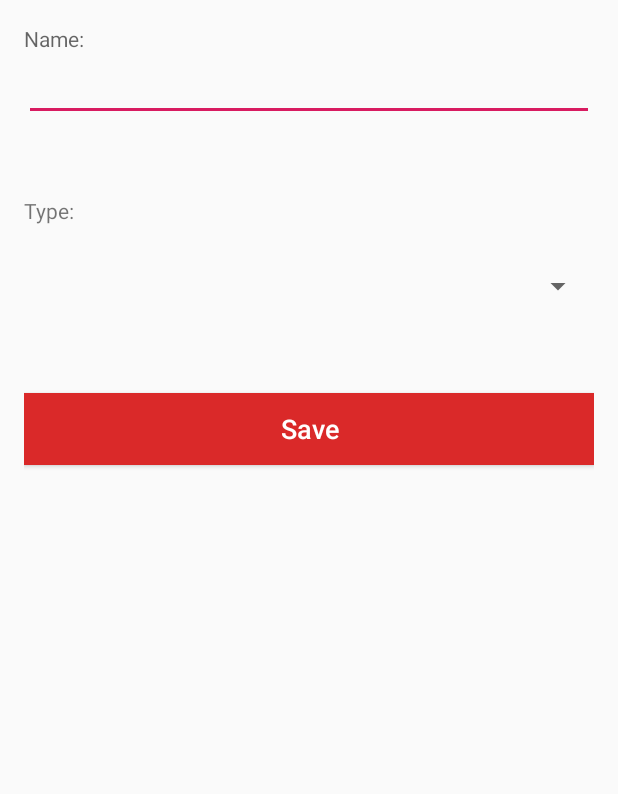
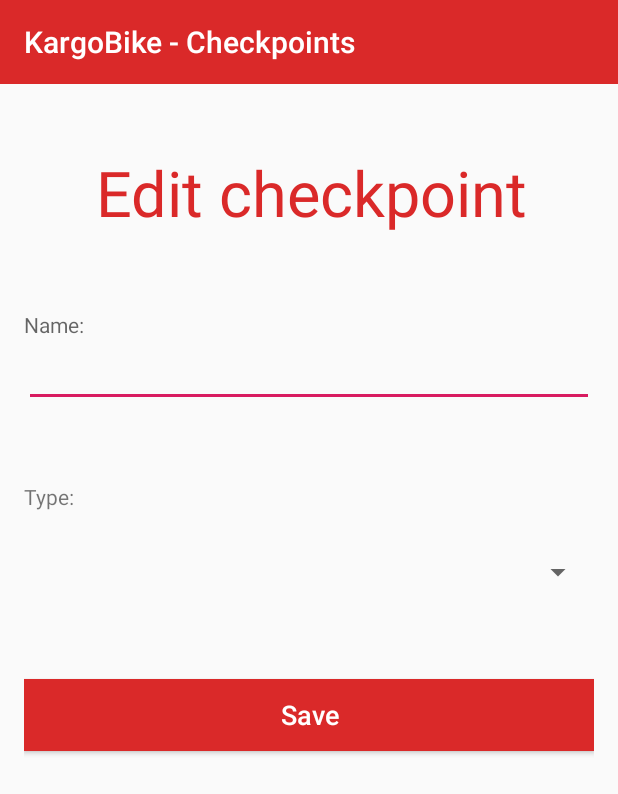
Before and after one commit to Kalja97/KargoBike, an Android app: the EditCheckpointActivity screen opened directly, with no data from a screen before it, on a phone screen of 412 x 824 dp. Shown: the top 794 px of the screen. Run offline under Robolectric (Android 15) with nearby library versions, the phone set to English and light mode, and no system bars; our stand-ins replace Firebase (no records; nobody signed in at launch, a user with empty details on screens opened directly).

Commit message:
layout adapted consistently

```diff
--- a/app/src/main/java/com/example/kargobike/ui/checkpoint/CheckpointsActivity.java
+++ b/app/src/main/java/com/example/kargobike/ui/checkpoint/CheckpointsActivity.java
@@ -8,6 +8,7 @@
 import androidx.recyclerview.widget.RecyclerView;
 
 import android.content.Intent;
+import android.graphics.Color;
 import android.os.Bundle;
 import android.util.Log;
 import android.view.Menu;
@@ -74,7 +75,10 @@
 
         toolbar = (Toolbar) findViewById(R.id.toolbar);
         setSupportActionBar(toolbar);
-        setTitle("Checkpoints");
+
+        //change title in toolbar and it's color
+        setTitle("KargoBike - Checkpoints");
+        toolbar.setTitleTextColor(Color.WHITE);
 
         order = getIntent().getStringExtra("OrderNr");
         CheckpointId = getIntent().getStringExtra("CheckpointId");
--- a/app/src/main/java/com/example/kargobike/ui/checkpoint/EditCheckpointActivity.java
+++ b/app/src/main/java/com/example/kargobike/ui/checkpoint/EditCheckpointActivity.java
@@ -2,6 +2,7 @@
 
 import android.app.AlertDialog;
 import android.content.Intent;
+import android.graphics.Color;
 import android.os.Bundle;
 import android.text.Editable;
 import android.text.TextWatcher;
@@ -20,6 +21,7 @@
 import com.example.kargobike.viewmodel.checkpoint.CheckpointViewModel;
 
 import androidx.appcompat.app.AppCompatActivity;
+import androidx.appcompat.widget.Toolbar;
 import androidx.lifecycle.ViewModelProviders;
 
 public class EditCheckpointActivity extends AppCompatActivity {
@@ -32,6 +34,9 @@
 
     //Button
     Button btnChange;
+
+    //Toolbar
+    private Toolbar toolbar;
 
     //get intent
     String id;
@@ -52,6 +57,14 @@
 
         id = getIntent().getStringExtra("CheckpointId");
         orderNr = getIntent().getStringExtra("OrderNr");
+
+        //Toolbar
+        toolbar = findViewById(R.id.toolbar);
+        setSupportActionBar(toolbar);
+
+        //change title in toolbar and it's color
+        setTitle("KargoBike - Checkpoints");
+        toolbar.setTitleTextColor(Color.WHITE);
 
         initiateView();
 
--- a/app/src/main/java/com/example/kargobike/ui/order/AddOrderActivity.java
+++ b/app/src/main/java/com/example/kargobike/ui/order/AddOrderActivity.java
@@ -69,7 +69,7 @@
         viewModel = ViewModelProviders.of(this, factory).get(OrderViewModel.class);
 
         //change title in toolbar and it's color
-        setTitle("Add order");
+        setTitle("KargoBike - Orders");
         toolbar.setTitleTextColor(Color.WHITE);
 
         //Initialize editText and Spinner
--- a/app/src/main/java/com/example/kargobike/ui/order/OrdersActivity.java
+++ b/app/src/main/java/com/example/kargobike/ui/order/OrdersActivity.java
@@ -95,6 +95,7 @@
 
         toolbar = (Toolbar) findViewById(R.id.toolbar);
         setSupportActionBar(toolbar);
+        setTitle("KargoBike - Orders");
 
         //Create the OrdersActivity with all the Orders
         if(OrderNr == null){
--- a/app/src/main/res/layout/activity_add_checkpoint.xml
+++ b/app/src/main/res/layout/activity_add_checkpoint.xml
@@ -12,7 +12,7 @@
     tools:context=".ui.checkpoint.EditCheckpointActivity">
 
     <androidx.appcompat.widget.Toolbar
-        android:id="@+id/toolbar_addCheckpoint"
+        android:id="@+id/toolbar"
         android:layout_width="match_parent"
         android:layout_height="wrap_content"
         android:background="?attr/colorPrimary"
@@ -31,7 +31,7 @@
         android:layout_marginTop="28dp"
         android:lineSpacingExtra="6dp"
         android:text="Add checkpoint"
-        android:textColor="#51d8c7"
+        android:textColor="?attr/colorPrimary"
         android:textSize="42sp"
         app:layout_constraintStart_toStartOf="parent"
         app:layout_constraintTop_toTopOf="parent" />
--- a/app/src/main/res/layout/activity_checkpoints.xml
+++ b/app/src/main/res/layout/activity_checkpoints.xml
@@ -27,7 +27,7 @@
         android:layout_marginTop="512dp"
         android:background="#009688"
         android:clickable="true"
-        app:backgroundTint="#FF9800"
+        app:backgroundTint="@color/colorPrimary"
         app:layout_constraintStart_toStartOf="parent"
         app:layout_constraintTop_toTopOf="parent"
         app:srcCompat="@drawable/ic_add_white" />
--- a/app/src/main/res/layout/activity_edit_checkpoint.xml
+++ b/app/src/main/res/layout/activity_edit_checkpoint.xml
@@ -8,6 +8,14 @@
     android:orientation="vertical"
     tools:context=".ui.checkpoint.EditCheckpointActivity">
 
+    <androidx.appcompat.widget.Toolbar
+        android:id="@+id/toolbar"
+        android:layout_width="match_parent"
+        android:layout_height="wrap_content"
+        android:background="?attr/colorPrimary"
+        android:minHeight="?attr/actionBarSize"
+        android:titleTextColor="@android:color/white"></androidx.appcompat.widget.Toolbar>
+
     <LinearLayout
         android:layout_width="match_parent"
         android:layout_height="match_parent"
@@ -17,9 +25,24 @@
         android:orientation="vertical">
 
         <TextView
+            android:id="@+id/titel"
+            android:layout_width="wrap_content"
+            android:layout_height="wrap_content"
+            android:layout_marginStart="48dp"
+            android:layout_marginTop="28dp"
+            android:lineSpacingExtra="6dp"
+            android:text="Edit checkpoint"
+            android:textColor="?attr/colorPrimary"
+            android:textSize="42sp"
+            app:layout_constraintStart_toStartOf="parent"
+            app:layout_constraintTop_toTopOf="parent" />
+
+
+        <TextView
             android:id="@+id/laelCheckpointname"
             android:layout_width="match_parent"
             android:layout_height="wrap_content"
+            android:layout_marginTop="50dp"
             android:hint="Name:" />
 
         <EditText
--- a/app/src/main/res/layout/activity_orders.xml
+++ b/app/src/main/res/layout/activity_orders.xml
@@ -16,7 +16,7 @@
         android:background="#DA2929"
         android:minHeight="?attr/actionBarSize"
         android:titleTextColor="@android:color/white"
-        app:titleTextColor="#FFFFFF">
+        app:titleTextColor="@android:color/white">
 
     </androidx.appcompat.widget.Toolbar>
 
```
Also changed, not shown: app/src/main/java/com/example/kargobike/ui/checkpoint/AddCheckpointActivity.java (+5 -3 lines).
